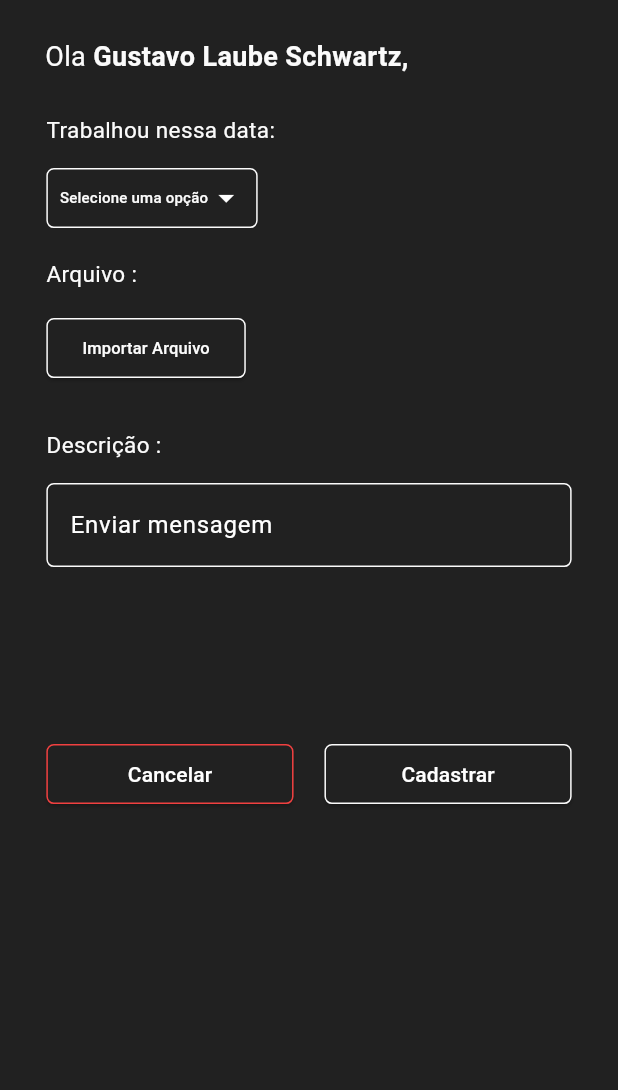
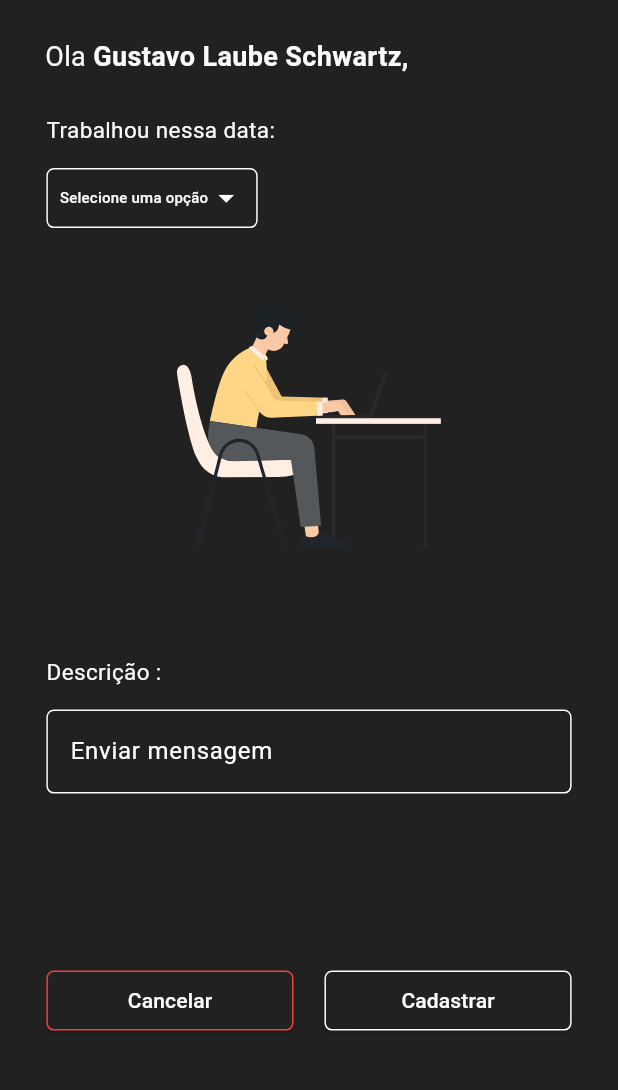
Before and after one commit to Baiokis/rhvix, a Flutter app: the PontoScreen screen opened by its route, on a phone screen of 412 x 824 dp, the part 112-1202 px from its top. Run offline on Flutter 3.47's test engine with Material 3 defaults, Android fonts, the phone set to English and light mode, and no system bars; our stand-ins replace file_picker, flutter_svg.

Commit message:
feat(widgets): Updating the screens and put new svg images

```diff
--- a/lib/controllers/global_variables.dart
+++ b/lib/controllers/global_variables.dart
@@ -5,6 +5,7 @@ const String notify = 'images/notify.svg';
 const String notification = 'images/notify_present.svg';
 const String calendar = 'images/calendar.svg';
 const String woman = 'images/woman.svg';
+const String work = 'images/work.svg';
 const user = "Gustavo Laube Schwartz";
 const int nao_preenchidos = 21;
 
--- a/lib/screens/ponto.dart
+++ b/lib/screens/ponto.dart
@@ -1,8 +1,11 @@
 // ignore_for_file: type=lint
 import 'package:flutter/material.dart';
+import 'package:flutter_svg/flutter_svg.dart';
+import 'package:rhvix/controllers/global_variables.dart';
 import '../widgets/ponto_atestado.dart';
+import '../widgets/ponto_folga.dart';
+import '../widgets/ponto_sim.dart';
 import '../widgets/top_bar.dart';
-import 'package:rhvix/widgets/ponto_atestado.dart';
 
 class PontoScreen extends StatefulWidget {
   const PontoScreen({super.key});
@@ -15,6 +18,7 @@ class _PontoScreenState extends State<PontoScreen> {
   String? _selectedOption;
   final List<String> _options = ['Sim', 'Folga', 'Atestado'];
   TextEditingController _messageController = TextEditingController();
+  Widget? _selectedWidget;
 
   @override
   Widget build(BuildContext context) {
@@ -62,6 +66,19 @@ class _PontoScreenState extends State<PontoScreen> {
                               onChanged: (String? newValue) {
                                 setState(() {
                                   _selectedOption = newValue;
+                                  switch (newValue) {
+                                    case 'Sim':
+                                      _selectedWidget = SimWidget();
+                                      break;
+                                    case 'Atestado':
+                                      _selectedWidget = Atestado();
+                                      break;
+                                    case 'Folga':
+                                      _selectedWidget = FolgaWidget();
+                                      break;
+                                    default:
+                                      _selectedWidget = null;
+                                  }
                                 });
                               },
                               items: _options
@@ -87,10 +104,14 @@ class _PontoScreenState extends State<PontoScreen> {
                               ),
                             ),
                           ),
-                      Atestado(),
-                      //SimWidget(),
-                      // Descrição
-                      SizedBox(height: 30),
+                          if (_selectedWidget != null) _selectedWidget!,
+                          if (_selectedWidget == null)
+                            Padding(
+                                padding: EdgeInsets.symmetric(vertical: 50),
+                                child: Center(
+                                  child: SvgPicture.asset(work),
+                                )),
+                          SizedBox(height: 20),
                           Text(
                             'Descrição :',
                             style: TextStyle(
@@ -100,11 +121,11 @@ class _PontoScreenState extends State<PontoScreen> {
                           ),
                           SizedBox(height: 15),
                           Container(
-                        height: 150.0, // Altura ajustável conforme necessário
+                            height: 150.0,
                             child: TextField(
                               controller: _messageController,
                               keyboardType: TextInputType.multiline,
-                          maxLines: null, // Permite múltiplas linhas
+                              maxLines: null,
                               decoration: InputDecoration(
                                 hintText: 'Enviar mensagem',
                                 hintStyle: TextStyle(color: Colors.white),
@@ -140,13 +161,11 @@ class _PontoScreenState extends State<PontoScreen> {
                                     },
                                     style: ElevatedButton.styleFrom(
                                       foregroundColor: Colors.white,
-                                  backgroundColor:
-                                      Color(0xFF212121), // Cor do fundo
+                                      backgroundColor: Color(0xFF212121),
                                       shape: RoundedRectangleBorder(
                                         borderRadius: BorderRadius.circular(5.0),
                                         side: BorderSide(
-                                        color: Color(0xFFF14040),
-                                        width: 1.0), // Borda branca
+                                            color: Color(0xFFF14040), width: 1.0),
                                       ),
                                     ),
                                     child: Text('Cancelar'),
@@ -160,13 +179,11 @@ class _PontoScreenState extends State<PontoScreen> {
                                     },
                                     style: ElevatedButton.styleFrom(
                                       foregroundColor: Colors.white,
-                                  backgroundColor:
-                                      Color(0xFF212121), // Cor do fundo
+                                      backgroundColor: Color(0xFF212121),
                                       shape: RoundedRectangleBorder(
                                         borderRadius: BorderRadius.circular(5.0),
                                         side: BorderSide(
-                                        color: Color(0xFFFBFBFB),
-                                        width: 1.0), // Borda branca
+                                            color: Color(0xFFFBFBFB), width: 1.0),
                                       ),
                                     ),
                                     child: Text('Cadastrar'),
--- a/lib/widgets/ponto_sim.dart
+++ b/lib/widgets/ponto_sim.dart
@@ -10,7 +10,7 @@ class SimWidget extends StatefulWidget {
 
 class _SimWidgetState extends State<SimWidget> {
   String? _selectedOption;
-  final List<String> _options = ['Sim', 'Folga', 'Atestado'];
+  final List<String> _options = ['7:00', '17:00', '21:00'];
   bool? _ischeckedsim = false;
   bool? _ischeckednao = false;
 
--- a/pubspec.yaml
+++ b/pubspec.yaml
@@ -30,6 +30,7 @@ flutter:
     - images/point.svg
     - images/calendar.svg
     - images/man.svg
+    - images/work.svg
     - images/woman.svg
     - images/notify_present.svg
 
```
Also changed, not shown: lib/widgets/ponto_folga.dart (+70 -5 lines), images/work.svg (added). Lines whose indentation alone changed are shown as unchanged.
